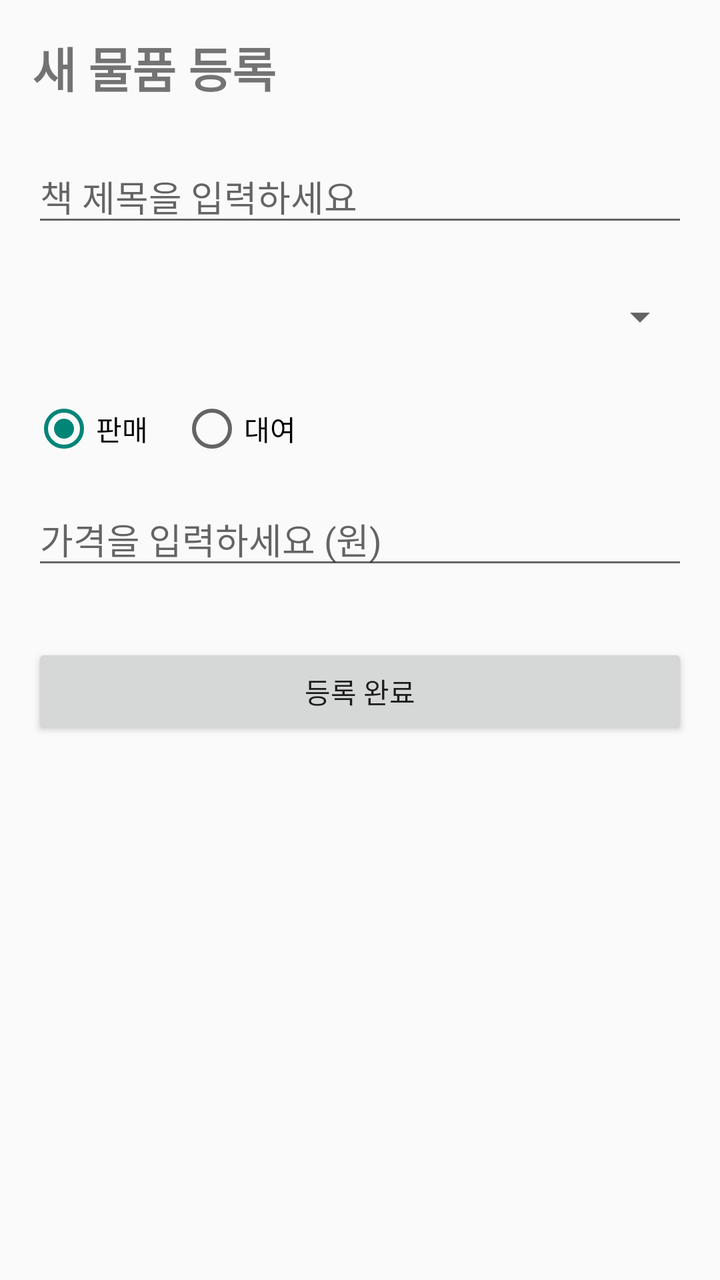
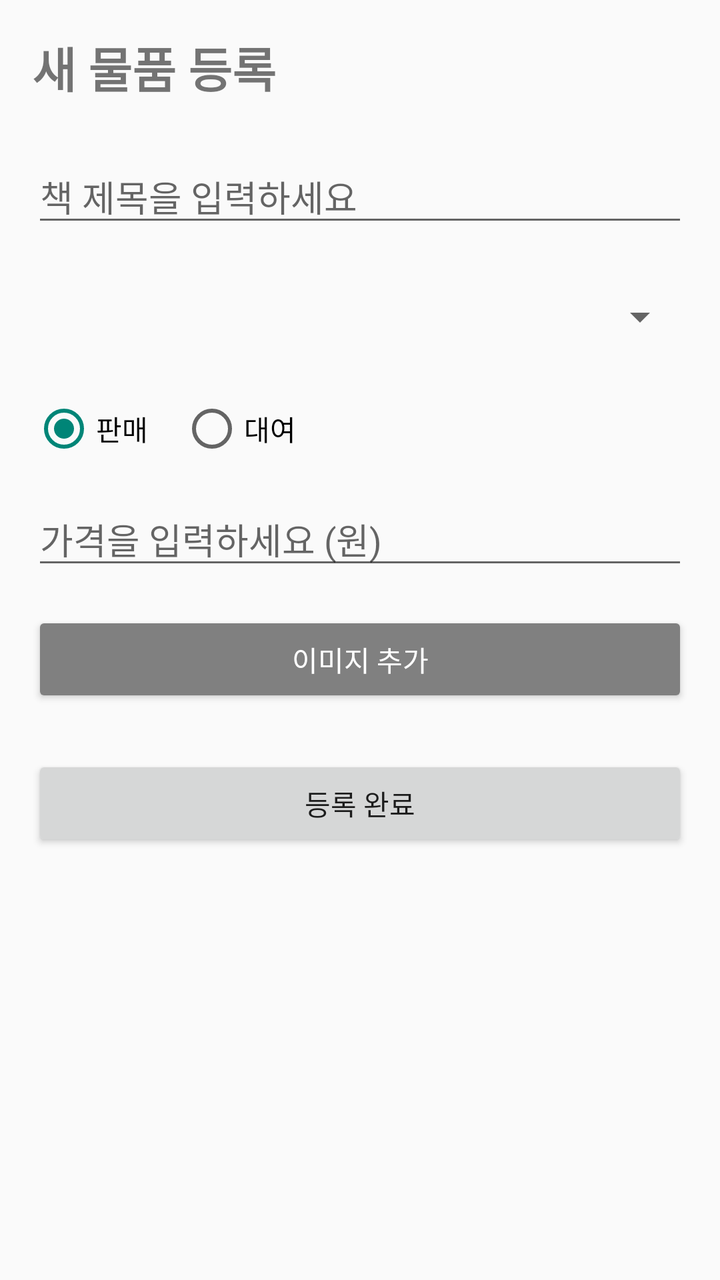

An Android layout rendered at two revisions. The XML below is the earlier revision; the diff shows what the commit changed to produce the second picture.
<!-- AndroidManifest.xml: application theme Theme.AppCompat.Light.NoActionBar -->
<!-- res/layout/activity_item_register.xml -->
<?xml version="1.0" encoding="utf-8"?>
<LinearLayout xmlns:android="http://schemas.android.com/apk/res/android"
    android:layout_width="match_parent"
    android:layout_height="match_parent"
    android:orientation="vertical"
    android:padding="16dp">

    <TextView
        android:layout_width="wrap_content"
        android:layout_height="wrap_content"
        android:text="새 물품 등록"
        android:textSize="24sp"
        android:textStyle="bold"
        android:layout_marginBottom="24dp"/>

    <EditText
        android:id="@+id/etRegisterTitle"
        android:layout_width="match_parent"
        android:layout_height="wrap_content"
        android:hint="책 제목을 입력하세요"
        android:inputType="text"
        android:layout_marginBottom="16dp"/>

    <Spinner
        android:id="@+id/spinnerRegisterCategory"
        android:layout_width="match_parent"
        android:layout_height="wrap_content"
        android:minHeight="48dp"
        android:layout_marginBottom="16dp"/>

    <RadioGroup
        android:id="@+id/rgTransactionType"
        android:layout_width="match_parent"
        android:layout_height="wrap_content"
        android:orientation="horizontal"
        android:layout_marginBottom="16dp">

        <RadioButton
            android:id="@+id/rbSell"
            android:layout_width="wrap_content"
            android:layout_height="wrap_content"
            android:text="판매"
            android:checked="true"
            android:layout_marginEnd="16dp"/>

        <RadioButton
            android:id="@+id/rbRent"
            android:layout_width="wrap_content"
            android:layout_height="wrap_content"
            android:text="대여"/>
    </RadioGroup>

    <EditText
        android:id="@+id/etRegisterPrice"
        android:layout_width="match_parent"
        android:layout_height="wrap_content"
        android:hint="가격을 입력하세요 (원)"
        android:inputType="number"
        android:layout_marginBottom="32dp"/>

    <Button
        android:id="@+id/btnSubmitItem"
        android:layout_width="match_parent"
        android:layout_height="wrap_content"
        android:minHeight="48dp"
        android:text="등록 완료"/>

</LinearLayout>
<!-- resources referenced by this layout -->
<resources>

</resources>

<!-- the commit's change to res/layout/activity_item_register.xml (unified diff, before → after) -->
@@ -56,7 +56,46 @@
         android:layout_height="wrap_content"
         android:hint="가격을 입력하세요 (원)"
         android:inputType="number"
-        android:layout_marginBottom="32dp"/>
+        android:layout_marginBottom="16dp"/>
+
+    <EditText
+        android:id="@+id/etMaxRentDays"
+        android:layout_width="match_parent"
+        android:layout_height="wrap_content"
+        android:hint="최대 대여 가능 일수 (예: 7)"
+        android:inputType="number"
+        android:layout_marginBottom="16dp"
+        android:visibility="gone"/>
+
+    <TextView
+        android:id="@+id/tvRentalEndDate"
+        android:layout_width="match_parent"
+        android:layout_height="wrap_content"
+        android:hint="대여 가능 기한 선택 (예: 2026-06-20)"
+        android:textSize="16sp"
+        android:padding="12dp"
+        android:background="?android:attr/editTextBackground"
+        android:visibility="gone"
+        android:layout_marginBottom="16dp"/>
+
+    <ImageView
+        android:id="@+id/ivItemPreview"
+        android:layout_width="match_parent"
+        android:layout_height="150dp"
+        android:layout_marginBottom="8dp"
+        android:scaleType="fitCenter"
+        android:visibility="gone"
+        android:background="#EEEEEE"/>
+
+    <Button
+        android:id="@+id/btnSelectImage"
+        android:layout_width="match_parent"
+        android:layout_height="wrap_content"
+        android:minHeight="48dp"
+        android:layout_marginBottom="24dp"
+        android:text="이미지 추가"
+        android:backgroundTint="#808080"
+        android:textColor="#FFFFFF"/>
 
     <Button
         android:id="@+id/btnSubmitItem"
